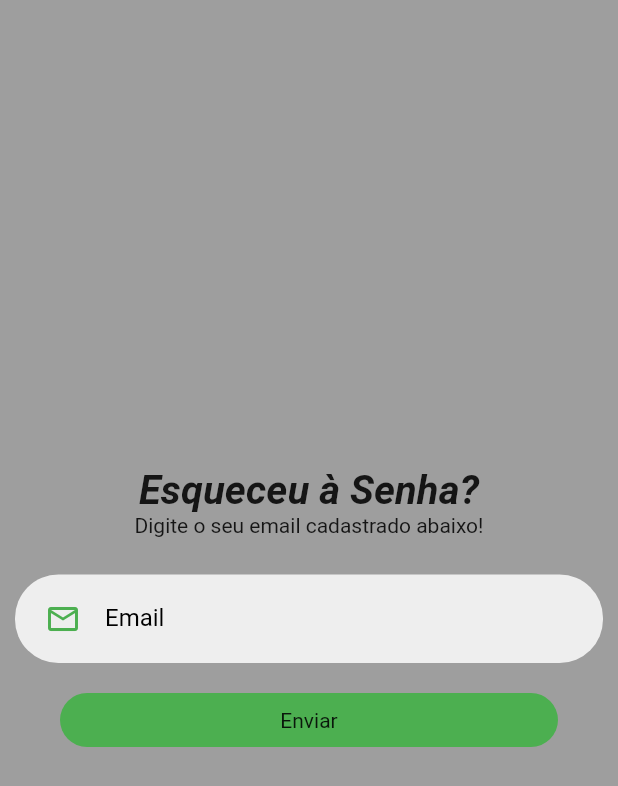
After one commit to giovane358/aplication_trash, a Flutter app: the screen it shows after launch, after a tap on "Esquceu a senha?", on a phone screen of 412 x 824 dp. The commit adds this screen. Shown: the top 786 px of the screen. Run offline on Flutter 3.47's test engine with Material 2 defaults, Android fonts, the phone set to English and light mode, and no system bars; our stand-ins replace get, sliding_clipped_nav_bar.

Commit message:
Structure Forgot Password

```diff
--- /dev/null
+++ b/lib/data/controller/controller_forgot_password.dart
@@ -0,0 +1,6 @@
+import 'package:flutter/material.dart';
+import 'package:get/get.dart';
+
+class ControllerForgotPassword extends GetxController {
+  final email = TextEditingController();
+}
--- /dev/null
+++ b/lib/pages/forgot_password.dart
@@ -0,0 +1,68 @@
+import 'package:application_lixo/data/controller/controller_forgot_password.dart';
+import 'package:application_lixo/data/widget/login_register.dart';
+import 'package:flutter/material.dart';
+import 'package:get/get.dart';
+
+class ForgotPassword extends StatefulWidget {
+  const ForgotPassword({super.key});
+
+  @override
+  State<ForgotPassword> createState() => _ForgotPasswordState();
+}
+
+class _ForgotPasswordState extends State<ForgotPassword> {
+  final controller = Get.put(ControllerForgotPassword());
+  final _formKey = GlobalKey<FormState>();
+  @override
+  Widget build(BuildContext context) {
+    return Scaffold(
+      backgroundColor: Colors.grey,
+      body: Column(
+        mainAxisAlignment: MainAxisAlignment.center,
+        children: <Widget>[
+          const Text(
+            'Esqueceu à Senha?',
+            textScaleFactor: 1.9,
+            style: TextStyle(
+              fontWeight: FontWeight.w700,
+              fontStyle: FontStyle.italic,
+            ),
+          ),
+          const Text('Digite o seu email cadastrado abaixo!'),
+          Padding(
+            padding: const EdgeInsets.only(top: 20),
+            child: Form(
+              key: _formKey,
+              child: Column(
+                children: [
+                  TextFiledContainer(
+                    child: TextFormField(
+                      keyboardType: TextInputType.emailAddress,
+                      decoration: const InputDecoration(
+                          label: Text(
+                            'Email',
+                            style: TextStyle(color: Colors.black),
+                          ),
+                          border: InputBorder.none,
+                          icon: Icon(
+                            Icons.email_outlined,
+                            color: Colors.green,
+                          )),
+                    ),
+                  ),
+                  ButtomContainer(
+                      child: GestureDetector(
+                    child: const Text(
+                      'Enviar',
+                      textAlign: TextAlign.center,
+                    ),
+                  ))
+                ],
+              ),
+            ),
+          ),
+        ],
+      ),
+    );
+  }
+}
--- a/lib/pages/login.dart
+++ b/lib/pages/login.dart
@@ -1,4 +1,5 @@
 import 'package:application_lixo/data/controller/controller_login.dart';
+import 'package:application_lixo/pages/forgot_password.dart';
 import 'package:application_lixo/pages/home.dart';
 import 'package:application_lixo/pages/register.dart';
 import 'package:flutter/material.dart';
@@ -86,7 +87,14 @@ class _LoginPageState extends State<LoginPage> {
                     return null;
                   }),
             ),
-            const Text(
+            GestureDetector(
+              onTap: () {
+                Navigator.push(
+                    context,
+                    MaterialPageRoute(
+                        builder: (context) => const ForgotPassword()));
+              },
+              child: const Text(
                 'Esquceu a senha?',
                 textScaleFactor: 1.2,
                 style: TextStyle(
@@ -94,6 +102,7 @@ class _LoginPageState extends State<LoginPage> {
                   fontStyle: FontStyle.italic,
                 ),
                 textAlign: TextAlign.left,
+              ),
             ),
             ButtomContainer(
               child: GestureDetector(
```
Lines whose indentation alone changed are shown as unchanged.
